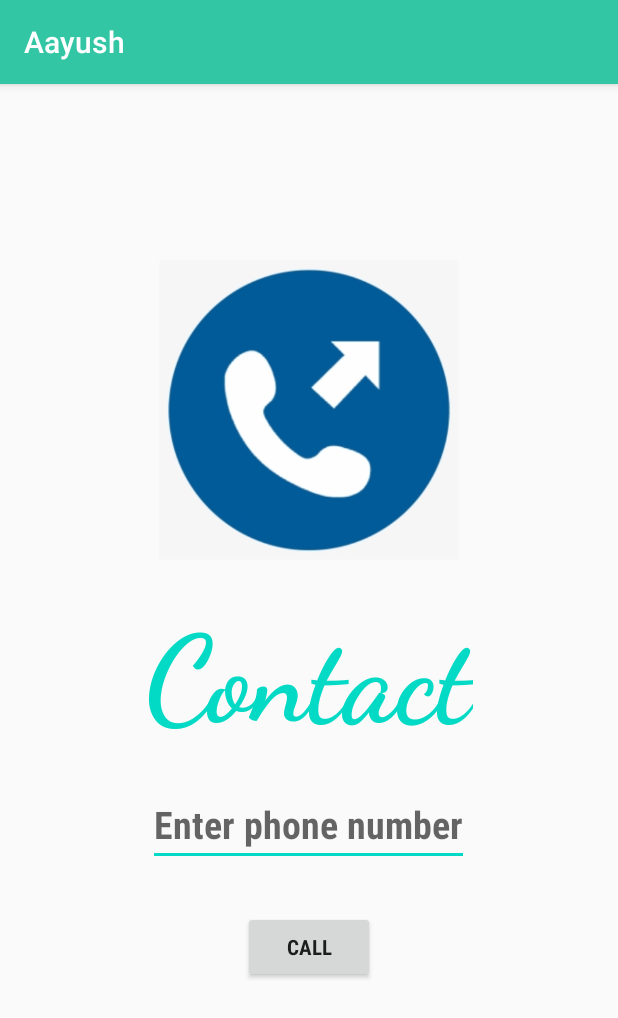
After one commit to karthika251199/Aayush, an Android app: the SOS screen opened directly, with no data from a screen before it, on a phone screen of 412 x 824 dp. The commit adds this screen. Shown: the top 1018 px of the screen. Run offline under Robolectric (Android 15) with nearby library versions, the phone set to English and light mode, and no system bars; our stand-ins replace Firebase (no records; nobody signed in at launch, a user with empty details on screens opened directly).

Commit message:
Added SOS

```diff
--- a/app/src/main/AndroidManifest.xml
+++ b/app/src/main/AndroidManifest.xml
@@ -6,6 +6,7 @@
     <uses-permission android:name="android.permission.USE_BIOMETRIC" />
     <uses-permission android:name="android.permission.CAMERA" />
     <uses-permission android:name="android.permission.WRITE_EXTERNAL_STORAGE" />
+    <uses-permission android:name="android.permission.CALL_PHONE" />
 
     <application
         android:allowBackup="true"
@@ -14,7 +15,8 @@
         android:roundIcon="@mipmap/ic_launcher_round"
         android:supportsRtl="true"
         android:theme="@style/AppTheme">
-
+        <activity android:name=".SOS"></activity>
+        <activity android:name=".EmergencyPhoneCall" />
         <activity android:name=".Calendar" />
         <activity android:name=".Gridview" />
         <activity android:name=".Biometric" />
--- a/app/src/main/java/com/example/aaush/Gridview.java
+++ b/app/src/main/java/com/example/aaush/Gridview.java
@@ -113,6 +113,7 @@ public class Gridview extends AppCompatActivity {
     public boolean onCreateOptionsMenu(Menu menu) {
         menu.add("profile");
         menu.add("logout");
+        menu.add("phone");
 
 
         return super.onCreateOptionsMenu(menu);
@@ -124,9 +125,9 @@ public class Gridview extends AppCompatActivity {
         if (item.getTitle() == "profile") {
             //Toast.makeText(this,"profile is Selected", Toast.LENGTH_SHORT).show();
             startActivity(new Intent(getApplicationContext(), Profile.class));
-        } //else if (item.getTitle() == "share") {
-           // Toast.makeText(this, "share is Selected", Toast.LENGTH_SHORT).show();
-         else if (item.getTitle() == "logout") {
+        } else if (item.getTitle() == "phone") {
+            startActivity(new Intent(getApplicationContext(), SOS.class));
+        } else if (item.getTitle() == "logout") {
             //Toast.makeText( this,"logout is Selected", Toast.LENGTH_SHORT).show();
                /* FirebaseAuth.getInstance().signOut();
                 startActivity(new Intent(getApplicationContext(),Login.class));
--- /dev/null
+++ b/app/src/main/java/com/example/aaush/SOS.java
@@ -0,0 +1,95 @@
+package com.example.aaush;
+
+import androidx.annotation.NonNull;
+import androidx.annotation.Nullable;
+import androidx.appcompat.app.AppCompatActivity;
+import androidx.core.app.ActivityCompat;
+import androidx.core.content.ContextCompat;
+
+import android.Manifest;
+import android.content.Intent;
+import android.content.pm.PackageManager;
+import android.net.Uri;
+import android.os.Bundle;
+import android.view.View;
+import android.widget.Button;
+import android.widget.EditText;
+import android.widget.Toast;
+
+import com.google.firebase.auth.FirebaseAuth;
+import com.google.firebase.firestore.DocumentReference;
+import com.google.firebase.firestore.DocumentSnapshot;
+import com.google.firebase.firestore.EventListener;
+import com.google.firebase.firestore.FirebaseFirestore;
+import com.google.firebase.firestore.FirebaseFirestoreException;
+
+public class SOS extends AppCompatActivity {
+    private static final int REQUEST_CALL=1;
+    private EditText mEditTextNumber;
+    FirebaseFirestore fStore;
+    FirebaseAuth fAuth;
+    String userID;
+
+
+    @Override
+    protected void onCreate(Bundle savedInstanceState) {
+        super.onCreate(savedInstanceState);
+        setContentView(R.layout.activity_s_o_s);
+
+        mEditTextNumber = findViewById(R.id.phone);
+        Button bt_call = findViewById(R.id.bt_call);
+
+        fAuth = FirebaseAuth.getInstance();
+        fStore =FirebaseFirestore.getInstance();
+
+        userID = fAuth.getCurrentUser().getUid();
+
+        DocumentReference documentReference = fStore.collection("users").document(userID);
+        documentReference.addSnapshotListener(this, new EventListener<DocumentSnapshot>() {
+                    @Override
+                    public void onEvent(@Nullable DocumentSnapshot documentSnapshot, @Nullable FirebaseFirestoreException e) {
+
+                        mEditTextNumber.setText(documentSnapshot.getString("phone"));
+                    }
+                });
+
+
+        bt_call.setOnClickListener(new View.OnClickListener() {
+            @Override
+            public void onClick(View view) {
+                makePhoneCall();
+            }
+        });
+
+    }
+
+        private void makePhoneCall(){
+            String number = mEditTextNumber.getText().toString();
+            if(number.trim().length() > 0){
+
+                if(ContextCompat.checkSelfPermission(SOS.this, Manifest.permission.CALL_PHONE)!= PackageManager.PERMISSION_GRANTED){
+
+                    ActivityCompat.requestPermissions(SOS.this,new String[] {Manifest.permission.CALL_PHONE},REQUEST_CALL);
+
+                }else{
+                    String dial = "tel:" +number;
+                    startActivity(new Intent(Intent.ACTION_CALL, Uri.parse(dial)));
+                }
+
+            }else{
+                Toast.makeText(SOS.this, "please enter number", Toast.LENGTH_SHORT).show();
+            }
+        }
+
+
+    @Override
+    public void onRequestPermissionsResult(int requestCode, @NonNull String[] permissions, @NonNull int[] grantResults) {
+        if(requestCode == REQUEST_CALL){
+            if(grantResults.length > 0 && grantResults[0]==PackageManager.PERMISSION_GRANTED){
+                makePhoneCall();
+            }else{
+                Toast.makeText(this, "permission DENIED", Toast.LENGTH_SHORT).show();
+            }
+        }
+    }
+}
--- /dev/null
+++ b/app/src/main/res/layout/activity_s_o_s.xml
@@ -0,0 +1,53 @@
+<?xml version="1.0" encoding="utf-8"?>
+<LinearLayout xmlns:android="http://schemas.android.com/apk/res/android"
+    xmlns:app="http://schemas.android.com/apk/res-auto"
+    xmlns:tools="http://schemas.android.com/tools"
+    android:layout_width="match_parent"
+    android:layout_height="match_parent"
+    android:gravity="center"
+    android:orientation="vertical"
+    android:padding="20dp"
+    tools:context=".SOS">
+
+    <ImageView
+        android:layout_width="200dp"
+        android:layout_height="200dp"
+        android:src="@drawable/contac"
+        android:layout_marginBottom="180dp"/>
+
+    <TextView
+        android:layout_width="wrap_content"
+        android:layout_height="wrap_content"
+        android:text="Contact"
+        android:textStyle="bold"
+        android:fontFamily="cursive"
+        android:layout_marginTop="-150dp"
+        android:textSize="80dp"
+        android:textColor="@color/colorAccent"/>
+
+    <EditText
+        android:layout_width="wrap_content"
+        android:layout_height="wrap_content"
+        android:id="@+id/phone"
+        android:hint="Enter phone number"
+        android:maxLength="10"
+        android:inputType="phone"
+        android:layout_marginTop="20dp"
+        android:textStyle="bold"
+        android:layout_gravity="center"
+        android:textSize="25dp"
+        android:layout_marginBottom="20dp"
+        android:fontFamily="sans-serif-condensed-medium"
+        />
+
+    <Button
+        android:layout_width="wrap_content"
+        android:layout_height="wrap_content"
+        android:id="@+id/bt_call"
+        android:layout_marginTop="10dp"
+        android:text="call"
+        android:textStyle="bold"
+        android:fontFamily="sans-serif-condensed-medium"/>
+
+
+</LinearLayout>
```
Also changed, not shown: app/src/main/res/drawable/contac.png (added), 1 other file.
